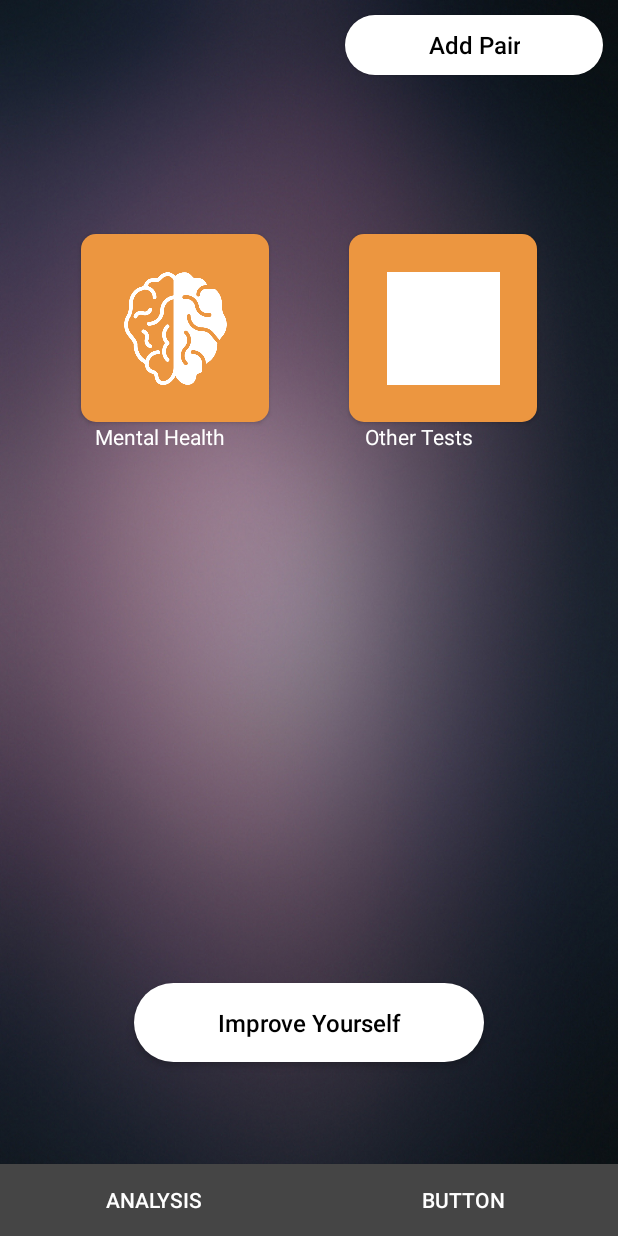
After one commit to Sabbir07/MentalWellBeing, an Android app: the layout home_page.xml on its own in the app's theme, with its tools: preview values and no code run, on a phone screen of 412 x 824 dp. The commit adds this screen. Run offline under Robolectric (Android 15) with nearby library versions, the light colour scheme and no system bars.

Commit message:
Third implementation

```diff
--- a/app/src/main/java/com/sabbir/preneurlab/mentalwellbeing/DepressionResult.java
+++ b/app/src/main/java/com/sabbir/preneurlab/mentalwellbeing/DepressionResult.java
@@ -2,6 +2,7 @@ package com.sabbir.preneurlab.mentalwellbeing;
 
 import android.graphics.Typeface;
 import android.os.Bundle;
+import android.os.Handler;
 import android.support.annotation.Nullable;
 import android.support.v7.app.AppCompatActivity;
 import android.support.v7.widget.Toolbar;
@@ -15,6 +16,8 @@ import android.widget.TextView;
 public class DepressionResult extends AppCompatActivity{
 
     TextView textView;
+    double progressStatus = 0;
+    Handler handler = new Handler();
 
     @Override
     protected void onCreate(@Nullable Bundle savedInstanceState) {
@@ -34,19 +37,22 @@ public class DepressionResult extends AppCompatActivity{
         TextView textView2 = findViewById(R.id.textView_2);
         TextView textView4 = findViewById(R.id.textView_4);
         TextView textView_score = findViewById(R.id.textView_score);
-        ProgressBar progressBar = findViewById(R.id.progressBar);
+        final ProgressBar progressBar = findViewById(R.id.progressBar);
 
         toolbarText.setTypeface(raleway);
         toolbarText.setText("  Mental Health");
 
 
         String s = getIntent().getStringExtra("sum_value");
+        final int ii = Integer.parseInt(getIntent().getStringExtra("sum_value"));
 
         textView = findViewById(R.id.textView);
         textView.setText("Your Mental Wellbeing Score");
         textView.setTypeface(raleway);
+
+        textView_score.setTypeface(raleway, Typeface.BOLD);
         textView_score.setText(s);
-        textView_score.setTypeface(raleway);
+        //textView_score.setTypeface(raleway);
 
 
 
@@ -54,5 +60,35 @@ public class DepressionResult extends AppCompatActivity{
         int ss = progressBar.getMax();
         textView4.setText(Integer.toString(ss));
 
+
+
+        // Start long running operation in a background thread
+        new Thread(new Runnable() {
+            public void run() {
+                //while (progressStatus < 100) {
+                //while (progressStatus < progressBar.getMax()) {
+                while (progressStatus < ii) {
+                    progressStatus += 1;
+                    // Update the progress bar and display the
+                    //current value in the text view
+                    handler.post(new Runnable() {
+                        public void run() {
+                            progressBar.setProgress((int) progressStatus);
+                            //textView.setText(progressStatus+"/"+progressBar.getMax());
+                            //textView.setText(progressStatus+"/"+progressBar.getMax());
+                        }
+                    });
+                    try {
+                        // Sleep for 200 milliseconds.
+                        Thread.sleep(100);
+                    } catch (InterruptedException e) {
+                        e.printStackTrace();
+                    }
+                }
+            }
+        }).start();
+
+
+
     }
 }
--- /dev/null
+++ b/app/src/main/res/drawable-hdpi/mental_health1.xml
@@ -0,0 +1,10 @@
+<?xml version="1.0" encoding="utf-8"?>
+<layer-list xmlns:android="http://schemas.android.com/apk/res/android">
+
+    <item
+        android:id="@+id/half_overlay"
+        android:drawable="@drawable/mental_health"
+        android:width="75dp"
+        android:height="75dp"
+        />
+</layer-list>
--- /dev/null
+++ b/app/src/main/res/drawable-hdpi/rectangle_round_corner_filled_3.xml
@@ -0,0 +1,10 @@
+<?xml version="1.0" encoding="utf-8"?>
+
+<shape xmlns:android="http://schemas.android.com/apk/res/android"
+       android:shape="rectangle">
+
+
+    <solid
+        android:color="@android:color/white"/>
+    <corners android:radius="1000dp"/>
+</shape>
--- a/app/src/main/res/drawable/custom_progress3.xml
+++ b/app/src/main/res/drawable/custom_progress3.xml
@@ -4,7 +4,7 @@
     <item android:id="@android:id/background">
         <shape>
             <gradient
-                android:startColor="#d2d2d2"
+                android:startColor="#dad2d2d2"
                 android:centerColor="#d2d2d2"
                 android:centerY="1.0"
                 android:endColor="#d2d2d2"
@@ -19,10 +19,10 @@
         <clip>
             <shape>
                 <gradient
-                    android:startColor="#ffffff"
-                    android:centerColor="#ffffff"
+                    android:startColor="#ff301d"
+                    android:centerColor="#fef722"
+                    android:endColor="#fef722"
                     android:centerY="1.0"
-                    android:endColor="#ffffff"
                     android:angle="270"
                     />
                 <corners android:radius="15dp"/>
--- /dev/null
+++ b/app/src/main/res/drawable/other_test1.xml
@@ -0,0 +1,10 @@
+<?xml version="1.0" encoding="utf-8"?>
+<layer-list xmlns:android="http://schemas.android.com/apk/res/android">
+
+    <item
+        android:id="@+id/half_overlay"
+        android:drawable="@drawable/other_test"
+        android:width="75dp"
+        android:height="75dp"
+        />
+</layer-list>
--- /dev/null
+++ b/app/src/main/res/drawable/rectangle_round_corner_filled_for_home_page_button.xml
@@ -0,0 +1,130 @@
+<?xml version="1.0" encoding="utf-8"?>
+<shape xmlns:android="http://schemas.android.com/apk/res/android" android:shape="rectangle">
+    <!--<gradient
+        android:startColor="@color/layout_background_color"
+        android:centerColor="#d3d7cf"
+        android:endColor="#2e3436"
+        android:angle="90" />-->
+
+    <solid
+        android:color="@color/homebutton_background"/>
+    <corners android:radius="10dp"/>
+</shape>
+
+
+<!--Blue and red border-->
+
+<!--<?xml version="1.0" encoding="utf-8"?>
+<selector xmlns:android="http://schemas.android.com/apk/res/android">
+    <item android:state_pressed="false">
+        <layer-list>
+            &lt;!&ndash; SHADOW &ndash;&gt;
+            <item>
+                <shape>
+                    <solid android:color="@android:color/holo_red_dark"/>
+                    &lt;!&ndash; alttan gölge &ndash;&gt;
+                    <corners android:radius="19dp"/>
+                </shape>
+            </item>
+            &lt;!&ndash; BUTTON alttan gölge
+              android:right="5px" to make it round&ndash;&gt;
+            <item
+                android:bottom="5px"
+                >
+                <shape>
+                    <padding android:bottom="5dp"/>
+                    <gradient
+                        android:startColor="#1c4985"
+                        android:endColor="#163969"
+                        android:angle="270" />
+                    <corners
+                        android:radius="19dp"/>
+                    <padding
+                        android:left="10dp"
+                        android:top="10dp"
+                        android:right="5dp"
+                        android:bottom="10dp"/>
+                </shape>
+            </item>
+        </layer-list>
+    </item>
+
+    <item android:state_pressed="true">
+        <layer-list>
+            &lt;!&ndash; SHADOW &ndash;&gt;
+            <item>
+                <shape>
+                    <solid android:color="#102746"/>
+                    <corners android:radius="19dp"/>
+
+                </shape>
+            </item>
+            &lt;!&ndash; BUTTON &ndash;&gt;
+            <item android:bottom="5px">
+                <shape>
+                    <padding android:bottom="5dp"/>
+                    <gradient
+                        android:startColor="#1c4985"
+                        android:endColor="#163969"
+                        android:angle="270" />
+                    <corners
+                        android:radius="19dp"/>
+                    <padding
+                        android:left="10dp"
+                        android:top="10dp"
+                        android:right="5dp"
+                        android:bottom="10dp"/>
+                </shape>
+            </item>
+        </layer-list>
+    </item>
+</selector>-->
+
+<!--Red color and shadow-->
+<!--
+<?xml version="1.0" encoding="utf-8"?>
+<selector xmlns:android="http://schemas.android.com/apk/res/android">
+    <item android:state_pressed="true">
+        <layer-list>
+            <item android:left="1dp" android:top="3dp">
+                <shape>
+                    <solid android:color="#a5040d" />
+                    <corners android:radius="15dip"/>
+                </shape>
+            </item>
+        </layer-list>
+    </item>
+    <item>
+        <layer-list>
+            <item android:left="0dp" android:top="0dp">
+                <shape>
+                    <solid android:color="#99080d" />
+                    <corners android:radius="15dip"/>
+                </shape>
+            </item>
+            <item android:bottom="3dp" android:right="2dp">
+                <shape>
+                    <solid android:color="#a5040d" />
+                    <corners android:radius="15dip"/>
+                </shape>
+            </item>
+        </layer-list>
+    </item>
+</selector>
+-->
+
+
+
+<!--My own previous layout-->
+    <!--
+    <?xml version="1.0" encoding="utf-8"?>
+
+    <shape xmlns:android="http://schemas.android.com/apk/res/android"
+           android:shape="rectangle">
+
+
+        <solid
+            android:color="@color/layout_background_color"/>
+        <corners android:radius="15dp"/>
+    </shape>
+    -->
--- a/app/src/main/res/layout/depression_result_2.xml
+++ b/app/src/main/res/layout/depression_result_2.xml
@@ -35,7 +35,7 @@
             android:id="@+id/textView"
             android:layout_width="wrap_content"
             android:layout_height="wrap_content"
-            android:layout_marginTop="20dp"
+            android:layout_marginTop="25dp"
             android:layout_marginLeft="10dp"
             android:paddingTop="10dp"
             android:text="Your Mental Wellbeing Score"
--- /dev/null
+++ b/app/src/main/res/layout/home_page.xml
@@ -0,0 +1,141 @@
+<?xml version="1.0" encoding="utf-8"?>
+<android.support.constraint.ConstraintLayout xmlns:android="http://schemas.android.com/apk/res/android"
+    xmlns:app="http://schemas.android.com/apk/res-auto"
+    xmlns:tools="http://schemas.android.com/tools"
+    android:layout_width="match_parent"
+    android:layout_height="match_parent"
+    android:background="@drawable/depression_background">
+
+
+    <Button
+        android:id="@+id/button2"
+        android:layout_width="0dp"
+        android:layout_height="wrap_content"
+        android:background="#454545"
+        android:text="Analysis"
+        android:textColor="@android:color/white"
+        app:layout_constraintBottom_toBottomOf="parent"
+        app:layout_constraintEnd_toEndOf="parent"
+        app:layout_constraintEnd_toStartOf="@+id/button3"
+        app:layout_constraintHorizontal_bias="0.5"
+        app:layout_constraintStart_toStartOf="parent"
+        app:layout_constraintTop_toTopOf="parent"
+        app:layout_constraintVertical_bias="1.0" />
+
+    <Button
+        android:id="@+id/button3"
+        android:layout_width="0dp"
+        android:layout_height="wrap_content"
+        android:background="#454545"
+        android:text="Button"
+        android:textColor="@android:color/white"
+        app:layout_constraintBottom_toBottomOf="parent"
+        app:layout_constraintEnd_toEndOf="parent"
+        app:layout_constraintHorizontal_bias="0.5"
+        app:layout_constraintStart_toEndOf="@+id/button2"
+        app:layout_constraintTop_toTopOf="parent"
+        app:layout_constraintVertical_bias="1.0" />
+
+    <Button
+        android:id="@+id/button"
+        android:layout_width="wrap_content"
+        android:layout_height="40dp"
+        android:layout_alignParentRight="true"
+        android:background="@drawable/rectangle_round_corner_filled_3"
+        android:paddingLeft="55dp"
+        android:paddingRight="55dp"
+        android:layout_marginRight="10dp"
+        android:layout_marginTop="10dp"
+        android:text="Add Pair"
+        android:textAllCaps="false"
+        android:textColor="@android:color/black"
+        android:textSize="@dimen/button_text_size"
+        android:textStyle="normal"
+        app:layout_constraintBottom_toBottomOf="parent"
+        app:layout_constraintEnd_toEndOf="parent"
+        app:layout_constraintHorizontal_bias="1.0"
+        app:layout_constraintStart_toStartOf="parent"
+        app:layout_constraintTop_toTopOf="parent"
+        app:layout_constraintVertical_bias="0.0" />
+
+    <Button
+        android:id="@+id/buttonmain1"
+        android:layout_width="125dp"
+        android:layout_height="125dp"
+        android:layout_marginTop="156dp"
+        android:background="@drawable/rectangle_round_corner_filled_for_home_page_button"
+        android:drawableTint="@android:color/white"
+        android:drawableTop="@drawable/mental_health1"
+        android:padding="25dp"
+        app:layout_constraintEnd_toStartOf="@+id/buttonmain2"
+        app:layout_constraintHorizontal_bias="0.5"
+        app:layout_constraintHorizontal_chainStyle="spread"
+        app:layout_constraintStart_toStartOf="parent"
+        app:layout_constraintTop_toTopOf="parent" />
+
+    <Button
+        android:id="@+id/buttonmain2"
+        android:layout_width="125dp"
+        android:layout_height="125dp"
+        android:layout_marginTop="156dp"
+        android:background="@drawable/rectangle_round_corner_filled_for_home_page_button"
+        android:drawableTint="@android:color/white"
+        android:drawableTop="@drawable/other_test1"
+        android:padding="25dp"
+        app:layout_constraintEnd_toEndOf="parent"
+        app:layout_constraintHorizontal_bias="0.5"
+        app:layout_constraintStart_toEndOf="@+id/buttonmain1"
+        app:layout_constraintTop_toTopOf="parent" />
+
+    <TextView
+        android:id="@+id/buttonmain1_text"
+        android:layout_width="wrap_content"
+        android:layout_height="wrap_content"
+        android:layout_marginBottom="8dp"
+        android:text="Mental Health"
+        android:textColor="@android:color/white"
+        app:layout_constraintBottom_toBottomOf="parent"
+        app:layout_constraintEnd_toStartOf="@+id/buttonmain2_text"
+        app:layout_constraintHorizontal_bias="0.405"
+        app:layout_constraintRight_toLeftOf="@+id/buttonmain2"
+        app:layout_constraintStart_toStartOf="parent"
+        app:layout_constraintTop_toBottomOf="@id/buttonmain1"
+        app:layout_constraintVertical_bias="0.0" />
+
+    <TextView
+        android:id="@+id/buttonmain2_text"
+        android:layout_width="wrap_content"
+        android:layout_height="wrap_content"
+        android:layout_marginBottom="8dp"
+        android:layout_marginLeft="64dp"
+        android:text="Other Tests"
+        android:textColor="@android:color/white"
+        app:layout_constraintBottom_toBottomOf="@+id/button3"
+        app:layout_constraintLeft_toRightOf="@+id/buttonmain1"
+        app:layout_constraintTop_toBottomOf="@+id/buttonmain2"
+        app:layout_constraintVertical_bias="0.0" />
+
+
+    <Button
+        android:id="@+id/buttonImroveYourself"
+        android:layout_width="wrap_content"
+        android:layout_height="wrap_content"
+        android:layout_alignParentRight="true"
+        android:background="@drawable/rectangle_round_corner_filled_3"
+        android:paddingLeft="55dp"
+        android:paddingRight="55dp"
+        android:paddingTop="15dp"
+        android:paddingBottom="15dp"
+        android:text="Improve Yourself"
+        android:textAllCaps="false"
+        android:textColor="@android:color/black"
+        android:textSize="@dimen/button_text_size"
+        android:textStyle="normal"
+        app:layout_constraintBottom_toBottomOf="parent"
+        app:layout_constraintEnd_toEndOf="parent"
+        app:layout_constraintHorizontal_bias="0.5"
+        app:layout_constraintStart_toStartOf="parent"
+        app:layout_constraintTop_toTopOf="parent"
+        app:layout_constraintVertical_bias="0.850" />
+
+</android.support.constraint.ConstraintLayout>
--- a/app/src/main/res/values/colors.xml
+++ b/app/src/main/res/values/colors.xml
@@ -14,4 +14,6 @@
     <color name="layout_background_color">#006094</color>
     <color name="editTextBaseColor">#aaa</color>
     <color name="editTextCursorColor">#aaa</color>
+
+    <color name="homebutton_background">#ec9640</color>
 </resources>
```
Also changed, not shown: app/src/main/res/drawable/mental_health.png (added), app/src/main/res/drawable/others.png (added).
